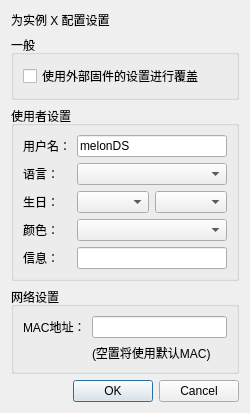
melonDS-emu/melonDS, file src/frontend/qt_sdl/FirmwareSettingsDialog.ui: the form before one commit.
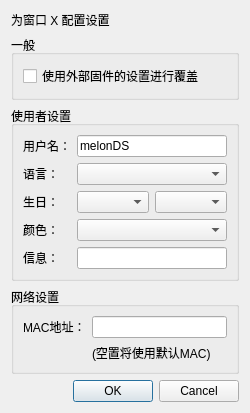
The form after the commit.

Patch:
```diff
--- a/src/frontend/qt_sdl/FirmwareSettingsDialog.ui
+++ b/src/frontend/qt_sdl/FirmwareSettingsDialog.ui
@@ -26,7 +26,7 @@
    <item>
     <widget class="QLabel" name="lblInstanceNum">
      <property name="text">
-      <string>为实例 X 配置设置</string>
+      <string>为窗口 X 配置设置</string>
      </property>
     </widget>
    </item>
```
